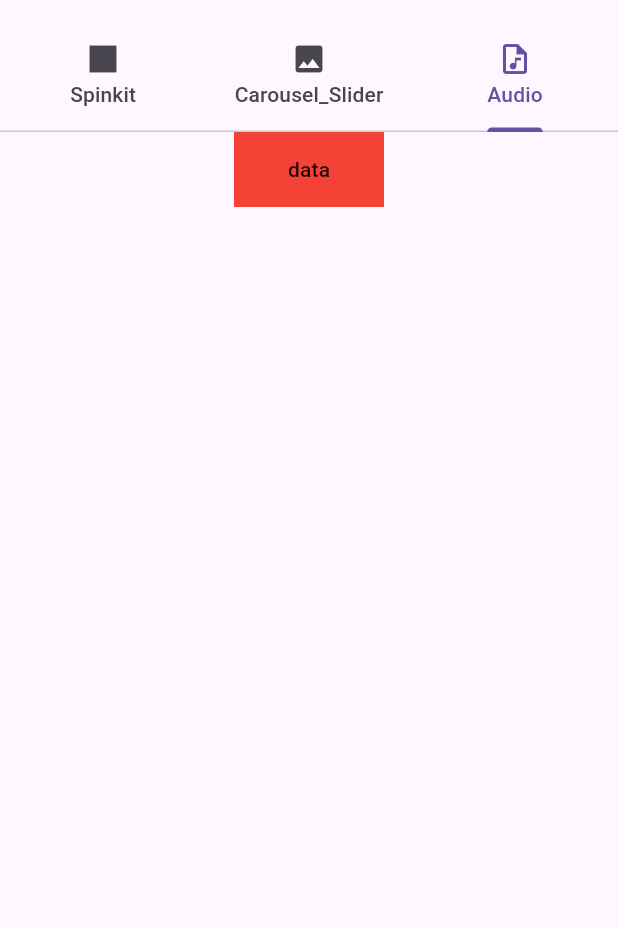
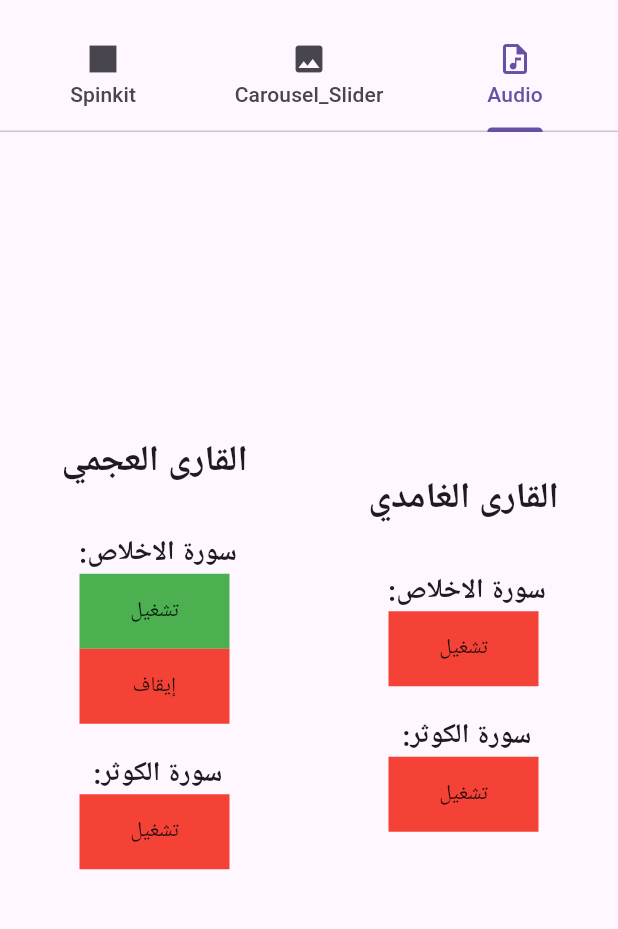
Before and after one commit to YusufAhmedBinQhman/task_3packages_ex_app, a Flutter app: the screen it shows after launch, tab 3 chosen, on a phone screen of 412 x 824 dp, the part 63-992 px from its top. Run offline on Flutter 3.47's test engine with Material 3 defaults, Android fonts, the phone set to English and light mode, and no system bars; our stand-ins replace audioplayers, carousel_slider, flutter_spinkit; network calls fail.

Commit message:
Complete Audio Players

```diff
--- a/lib/TabPkgAudioPlayers.dart
+++ b/lib/TabPkgAudioPlayers.dart
@@ -9,10 +9,67 @@ class TabPkgAudioPlayers extends StatefulWidget {
 }
 
 class _AudioPlayersState extends State<TabPkgAudioPlayers> {
+  final player = AudioPlayer();
   @override
   Widget build(BuildContext context) {
-    return Column(
+    return Row(
+      mainAxisAlignment: MainAxisAlignment.center,
+      crossAxisAlignment: CrossAxisAlignment.center,
       children: [
+        Expanded(
+          child: Column(
+            mainAxisAlignment: MainAxisAlignment.center,
+            children: [
+              Text(
+                "القارى العجمي",
+                style: TextStyle(fontSize: 24, fontWeight: FontWeight.bold),
+                textAlign: TextAlign.center,
+              ),
+              SizedBox(
+                height: 30,
+              ),
+              Text(
+                " :سورة الاخلاص ",
+                style: TextStyle(fontSize: 18, fontWeight: FontWeight.bold),
+                textAlign: TextAlign.center,
+              ),
+
+              ///play
+              Container(
+                height: 50,
+                width: 100,
+                color: Colors.green,
+                child: MaterialButton(
+                  onPressed: () async {
+                    AudioCache.instance = AudioCache(prefix: '');
+
+                    await player
+                        .play(AssetSource("assets/sound/allhlas_ajmy.mp3"));
+                  },
+                  child: Text("تشغيل"),
+                ),
+              ),
+              //pause
+
+              Container(
+                height: 50,
+                width: 100,
+                color: Colors.red,
+                child: MaterialButton(
+                  onPressed: () {
+                    AudioCache.instance = AudioCache(prefix: '');
+
+                    player.pause();
+                  },
+                  child: Text("إيقاف"),
+                ),
+              ),
+              SizedBox(height: 20),
+              Text(
+                " :سورة الكوثر",
+                style: TextStyle(fontSize: 18, fontWeight: FontWeight.bold),
+                textAlign: TextAlign.center,
+              ),
               Container(
                 height: 50,
                 width: 100,
@@ -21,9 +78,67 @@ class _AudioPlayersState extends State<TabPkgAudioPlayers> {
                   onPressed: () async {
                     AudioCache.instance = AudioCache(prefix: '');
                     final player = AudioPlayer();
-              await player.play(UrlSource("assets/sound/allhlas_ajmy.mp3"));
+                    await player
+                        .play(AssetSource("assets/sound/kauth_ajmy.mp3"));
                   },
-            child: Text("data"),
+                  child: Text("تشغيل"),
+                ),
+              ),
+            ],
+          ),
+        ),
+        Expanded(
+          child: Column(
+            mainAxisAlignment: MainAxisAlignment.center,
+            children: [
+              Text(
+                "القارى الغامدي",
+                style: TextStyle(fontSize: 24, fontWeight: FontWeight.bold),
+                textAlign: TextAlign.center,
+              ),
+              SizedBox(
+                height: 30,
+              ),
+              Text(
+                " :سورة الاخلاص ",
+                style: TextStyle(fontSize: 18, fontWeight: FontWeight.bold),
+                textAlign: TextAlign.center,
+              ),
+              Container(
+                height: 50,
+                width: 100,
+                color: Colors.red,
+                child: MaterialButton(
+                  onPressed: () async {
+                    AudioCache.instance = AudioCache(prefix: '');
+                    final player = AudioPlayer();
+                    await player
+                        .play(AssetSource("assets/sound/allhlas_ajmy.mp3"));
+                  },
+                  child: Text("تشغيل"),
+                ),
+              ),
+              SizedBox(height: 20),
+              Text(
+                " :سورة الكوثر",
+                style: TextStyle(fontSize: 18, fontWeight: FontWeight.bold),
+                textAlign: TextAlign.center,
+              ),
+              Container(
+                height: 50,
+                width: 100,
+                color: Colors.red,
+                child: MaterialButton(
+                  onPressed: () async {
+                    AudioCache.instance = AudioCache(prefix: '');
+                    final player = AudioPlayer();
+                    await player
+                        .play(AssetSource("assets/sound/kauth_ajmy.mp3"));
+                  },
+                  child: Text("تشغيل"),
+                ),
+              ),
+            ],
           ),
         ),
       ],
--- a/pubspec.yaml
+++ b/pubspec.yaml
@@ -63,7 +63,7 @@ flutter:
 
   # To add assets to your application, add an assets section, like this:
   assets:
-    - images/
+    # - images/
     - assets/sound/
   #   - images/a_dot_ham.jpeg
 
```
Lines whose indentation alone changed are shown as unchanged.
